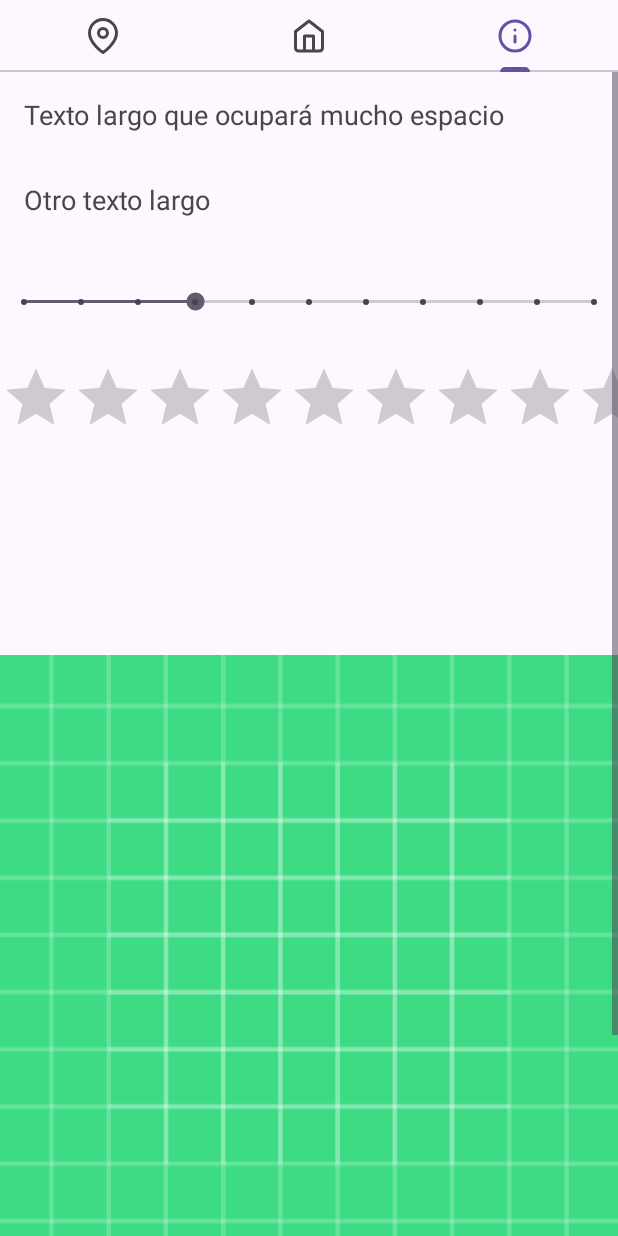
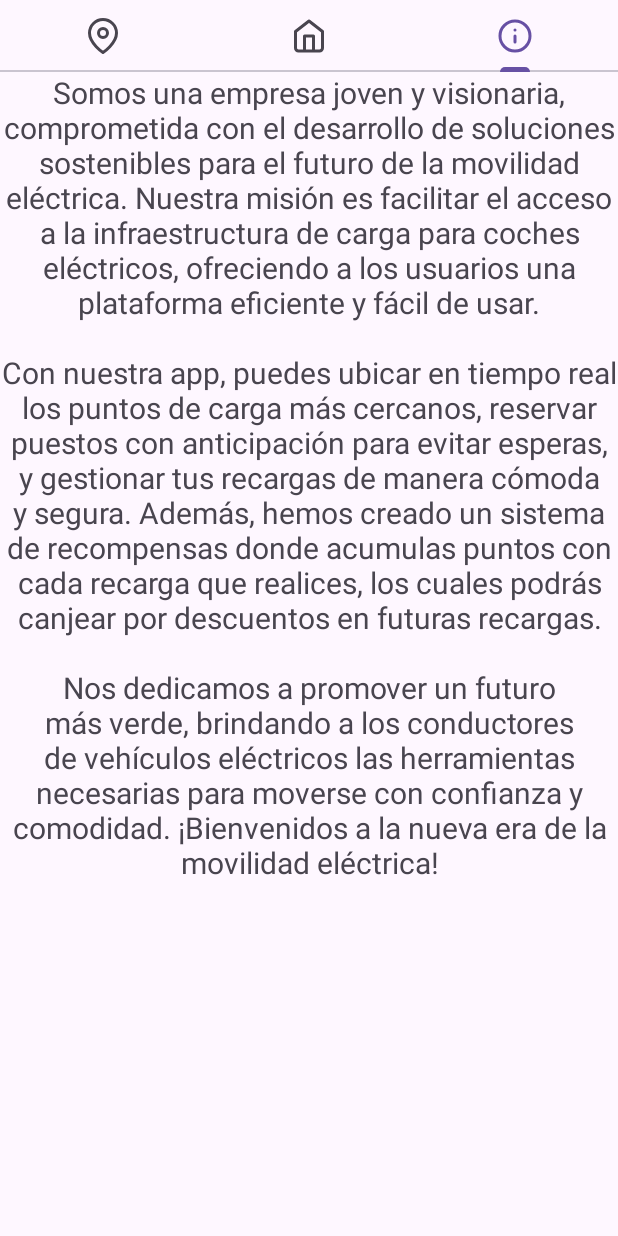
Before and after one commit to Caronte2/Grupo-Alfa, an Android app: the screen it shows after launch (MainActivity), tab 3 chosen, on a phone screen of 412 x 824 dp. Run offline under Robolectric (Android 15) with nearby library versions, the phone set to English and light mode, and no system bars; our stand-ins replace Firebase (no records; nobody signed in at launch, a user with empty details on screens opened directly).

Commit message:
custom ui y logo

```diff
--- a/app/src/main/AndroidManifest.xml
+++ b/app/src/main/AndroidManifest.xml
@@ -8,9 +8,9 @@
         android:allowBackup="true"
         android:dataExtractionRules="@xml/data_extraction_rules"
         android:fullBackupContent="@xml/backup_rules"
-        android:icon="@mipmap/ic_launcher"
+        android:icon="@mipmap/logo_zap"
         android:label="@string/app_name"
-        android:roundIcon="@mipmap/ic_launcher_round"
+        android:roundIcon="@mipmap/logo_zap"
         android:supportsRtl="true"
         android:theme="@style/Theme.ZapStation"
         tools:targetApi="31">
--- a/app/src/main/java/com/example/zapstation/LoginActivity.java
+++ b/app/src/main/java/com/example/zapstation/LoginActivity.java
@@ -44,6 +44,8 @@ public class LoginActivity extends AppCompatActivity {
             );
             startActivityForResult(
                     AuthUI.getInstance().createSignInIntentBuilder()
+                            .setLogo(R.mipmap.logo_zap)
+                            .setTheme(R.style.FirebaseUITema)
                             .setAvailableProviders(providers)
                             .setIsSmartLockEnabled(false)
                             .build(),
--- a/app/src/main/res/layout/acerca_de.xml
+++ b/app/src/main/res/layout/acerca_de.xml
@@ -9,55 +9,20 @@
         android:id="@+id/scrollView"
         android:layout_width="0dp"
         android:layout_height="0dp"
+        app:layout_constraintBottom_toBottomOf="parent"
+        app:layout_constraintEnd_toEndOf="parent"
+        app:layout_constraintHorizontal_bias="0.0"
+        app:layout_constraintStart_toStartOf="parent"
         app:layout_constraintTop_toTopOf="parent"
-        app:layout_constraintBottom_toBottomOf="parent"
-        app:layout_constraintStart_toStartOf="parent"
-        app:layout_constraintEnd_toEndOf="parent">
+        app:layout_constraintVertical_bias="0.0">
 
-        <LinearLayout
+        <TextView
+            android:id="@+id/textView"
             android:layout_width="match_parent"
             android:layout_height="wrap_content"
-            android:orientation="vertical">
-
-            <!-- Añade tus elementos aquí -->
-
-            <TextView
-                android:layout_width="wrap_content"
-                android:layout_height="wrap_content"
-                android:text="Texto largo que ocupará mucho espacio"
-                android:textSize="18sp"
-                android:padding="16dp" />
-
-            <!-- Añade más vistas para crear contenido desplazable -->
-            <TextView
-                android:layout_width="wrap_content"
-                android:layout_height="wrap_content"
-                android:text="Otro texto largo"
-                android:textSize="18sp"
-                android:padding="16dp" />
-
-            <SeekBar
-                android:id="@+id/seekBar"
-                style="@style/Widget.AppCompat.SeekBar.Discrete"
-                android:layout_width="match_parent"
-                android:layout_height="80dp"
-                android:max="10"
-                android:progress="3" />
-
-            <RatingBar
-                android:id="@+id/ratingBar"
-                android:layout_width="match_parent"
-                android:layout_height="wrap_content" />
-
-            <ImageView
-                android:id="@+id/imageView"
-                android:layout_width="match_parent"
-                android:layout_height="687dp"
-                app:srcCompat="@drawable/ic_launcher_background" />
-
-            <!-- Más vistas como EditText, ImageView, etc. -->
-
-        </LinearLayout>
+            android:text="Somos una empresa joven y visionaria, comprometida con el desarrollo de soluciones sostenibles para el futuro de la movilidad eléctrica. Nuestra misión es facilitar el acceso a la infraestructura de carga para coches eléctricos, ofreciendo a los usuarios una plataforma eficiente y fácil de usar.\n \nCon nuestra app, puedes ubicar en tiempo real los puntos de carga más cercanos, reservar puestos con anticipación para evitar esperas, y gestionar tus recargas de manera cómoda y segura. Además, hemos creado un sistema de recompensas donde acumulas puntos con cada recarga que realices, los cuales podrás canjear por descuentos en futuras recargas.\n \nNos dedicamos a promover un futuro más verde, brindando a los conductores de vehículos eléctricos las herramientas necesarias para moverse con confianza y comodidad. ¡Bienvenidos a la nueva era de la movilidad eléctrica!"
+            android:textAlignment="center"
+            android:textSize="20dp" />
     </ScrollView>
 
 </androidx.constraintlayout.widget.ConstraintLayout>
--- a/app/src/main/res/values/strings.xml
+++ b/app/src/main/res/values/strings.xml
@@ -1,3 +1,7 @@
 <resources>
     <string name="app_name">Zap Station</string>
+    //Custom firebase ui
+    <string name="fui_default_toolbar_title">Autentificación para ZapStation</string>
+    <string name="fui_sign_in_with_email">Entra con tu correo</string>
+    <string name="fui_progress_dialog_signing_up">Creando cuenta...</string>
 </resources>
```
Also changed, not shown: app/src/main/res/drawable/background_semi_transparente.xml (added, +15 -0 lines), app/src/main/res/values/themes.xml (+17 -0 lines), app/src/main/res/font/roboto_regular.ttf (added), app/src/main/res/mipmap-hdpi/logo_zap.jpg (added).
